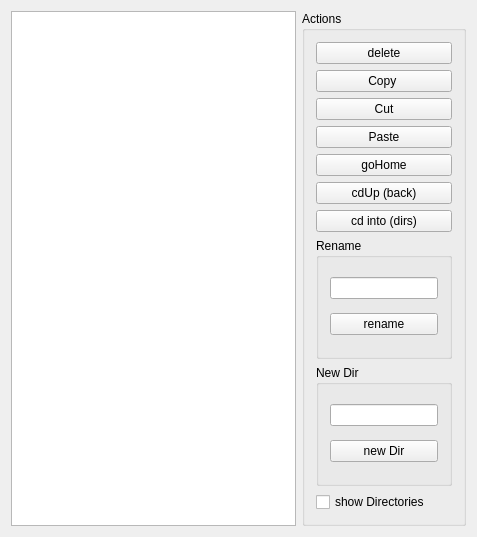
Above: test_folderlistmodel/simpleUI/simplelist.ui from ubports/filemanager-app before the change. Below: the same form after it.
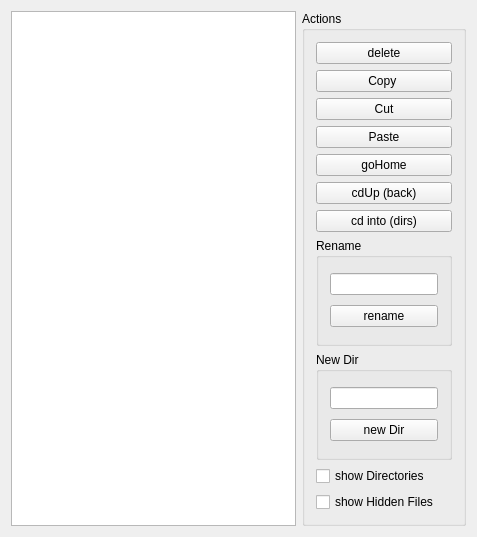
That is the form after the change.

Commit message: added show Hidden Files feature as property

Patch:
```diff
--- a/test_folderlistmodel/simpleUI/simplelist.ui
+++ b/test_folderlistmodel/simpleUI/simplelist.ui
@@ -133,6 +133,13 @@
           </property>
          </widget>
         </item>
+        <item>
+         <widget class="QCheckBox" name="checkBoxShowHidden">
+          <property name="text">
+           <string>show Hidden Files</string>
+          </property>
+         </widget>
+        </item>
        </layout>
       </widget>
      </item>
```
The commit also changes 4 other files.
